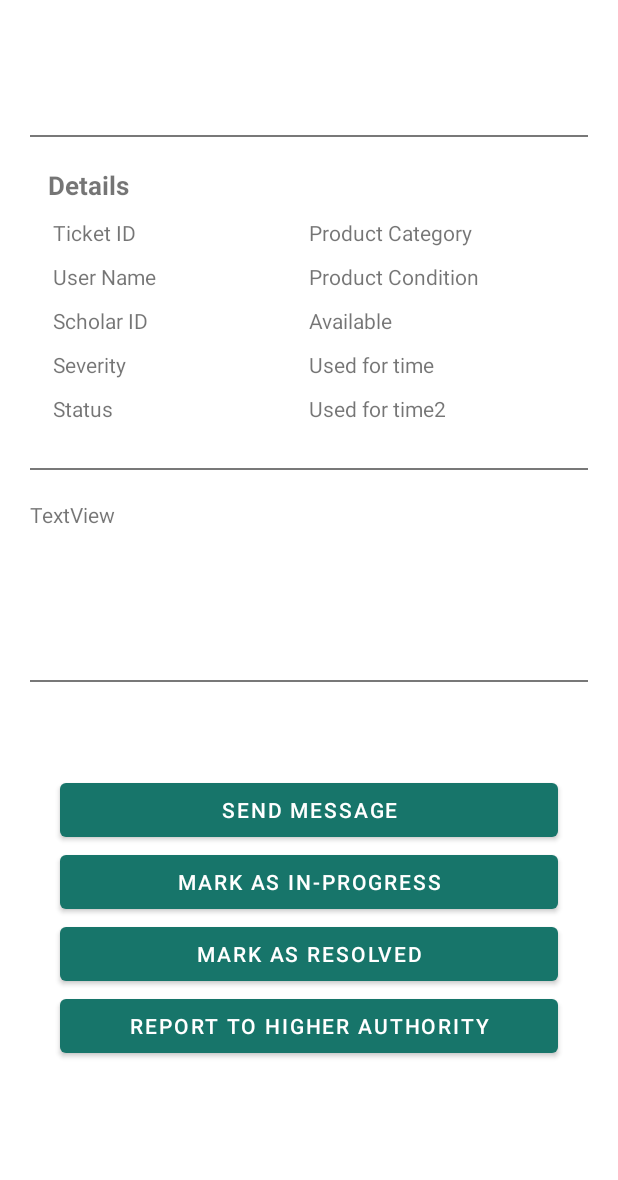
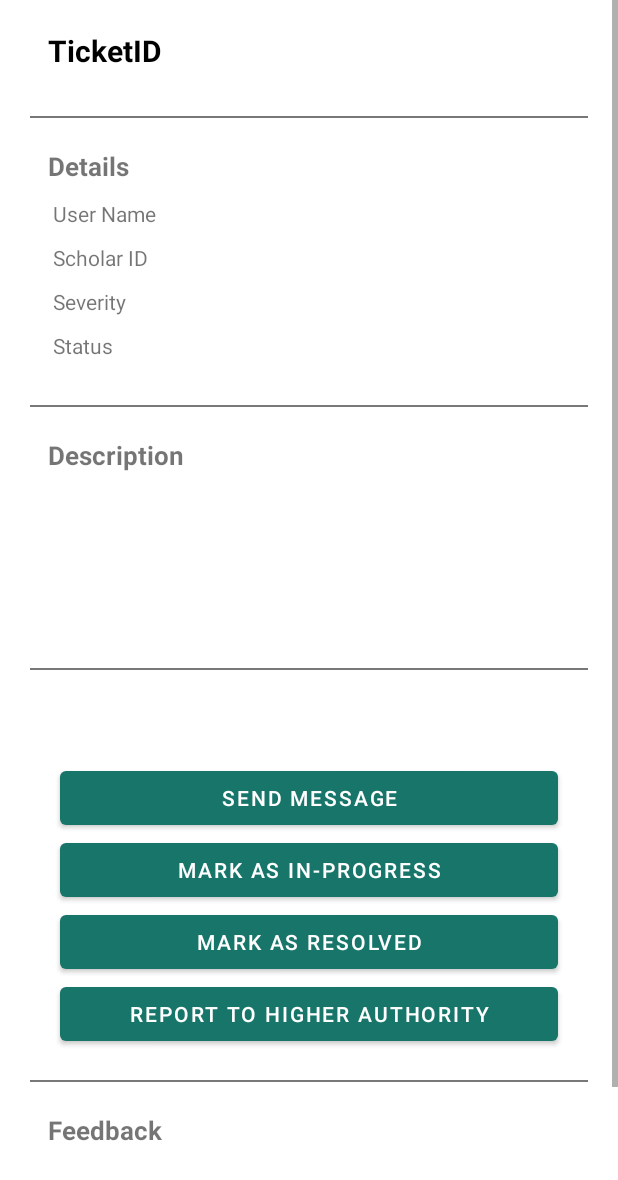
Before and after one commit to saikiaDeep/GrievifyAdmin, an Android app: the DescriptionActivity screen opened directly, with no data from a screen before it, on a phone screen of 412 x 824 dp. Shown: the top 1180 px of the screen. Run offline under Robolectric (Android 15) with nearby library versions, the phone set to English and light mode, and no system bars; our stand-ins replace Firebase (no records; nobody signed in at launch, a user with empty details on screens opened directly).

Commit message:
Description screen UI update

```diff
--- a/app/src/main/res/layout/activity_description.xml
+++ b/app/src/main/res/layout/activity_description.xml
@@ -1,22 +1,25 @@
 <?xml version="1.0" encoding="utf-8"?>
-<LinearLayout xmlns:android="http://schemas.android.com/apk/res/android"
+<ScrollView xmlns:android="http://schemas.android.com/apk/res/android"
     xmlns:app="http://schemas.android.com/apk/res-auto"
     xmlns:tools="http://schemas.android.com/tools"
     android:layout_width="match_parent"
     android:layout_height="match_parent"
-    android:orientation="vertical"
     tools:context=".DescriptionActivity">
     <LinearLayout
         android:layout_width="match_parent"
         android:layout_height="wrap_content"
         android:orientation="vertical"
         android:padding="20dp">
-        <View
+        <TextView
+            android:id="@+id/ticketID"
             android:layout_width="match_parent"
-            android:layout_height="10dp"
-            android:layout_marginTop="20dp"
-            android:layout_marginBottom="20dp"
-            android:background="#FFFFFF" />
+            android:layout_height="wrap_content"
+            android:layout_marginStart="12dp"
+            android:layout_marginBottom="10dp"
+            android:textColor="@color/black"
+            android:text="TicketID"
+            android:textSize="20sp"
+            android:textStyle="bold" />
         <View
             android:layout_width="match_parent"
             android:layout_height="1dp"
@@ -40,12 +43,6 @@
                 android:layout_marginStart="15dp"
                 android:layout_weight="1"
                 android:orientation="vertical">
-
-                <TextView
-                    android:layout_width="match_parent"
-                    android:layout_height="wrap_content"
-                    android:layout_marginBottom="10dp"
-                    android:text="Ticket ID" />
 
                 <TextView
                     android:layout_width="match_parent"
@@ -81,38 +78,32 @@
                 android:orientation="vertical">
 
                 <TextView
-                    android:id="@+id/product_category"
+                    android:id="@+id/username"
                     android:layout_width="match_parent"
                     android:layout_height="wrap_content"
                     android:layout_marginBottom="10dp"
-                    android:text="Product Category" />
+                     />
 
                 <TextView
-                    android:id="@+id/product_condition"
+                    android:id="@+id/scholarID"
                     android:layout_width="match_parent"
                     android:layout_height="wrap_content"
                     android:layout_marginBottom="10dp"
-                    android:text="Product Condition" />
+                    />
+
+                <TextView
+                    android:id="@+id/severity"
+                    android:layout_width="match_parent"
+                    android:layout_height="wrap_content"
+                    android:layout_marginBottom="10dp"
+                    />
 
                 <TextView
                     android:id="@+id/status"
                     android:layout_width="match_parent"
                     android:layout_height="wrap_content"
                     android:layout_marginBottom="10dp"
-                    android:text="Available" />
-
-                <TextView
-                    android:id="@+id/product_used_for"
-                    android:layout_width="match_parent"
-                    android:layout_height="wrap_content"
-                    android:layout_marginBottom="10dp"
-                    android:text="Used for time" />
-                <TextView
-                    android:id="@+id/product_used_for2"
-                    android:layout_width="match_parent"
-                    android:layout_height="wrap_content"
-                    android:layout_marginBottom="10dp"
-                    android:text="Used for time2" />
+                     />
 
 
             </LinearLayout>
@@ -124,19 +115,27 @@
             android:layout_marginTop="20dp"
             android:layout_marginBottom="20dp"
             android:background="#787878" />
-
+        <TextView
+            android:layout_width="match_parent"
+            android:layout_height="wrap_content"
+            android:layout_marginStart="12dp"
+            android:layout_marginBottom="10dp"
+            android:text="Description"
+            android:textSize="17sp"
+            android:textStyle="bold" />
         <TextView
             android:id="@+id/descriptionHeading"
             android:layout_width="match_parent"
             android:layout_height="wrap_content"
             android:minHeight="100dp"
-            android:text="TextView" />
+            />
         <View
             android:layout_width="match_parent"
             android:layout_height="1dp"
             android:layout_marginTop="20dp"
             android:layout_marginBottom="20dp"
             android:background="#787878" />
+
 
         <View
             android:layout_width="match_parent"
@@ -173,5 +172,32 @@
             android:layout_marginStart="20dp"
             android:layout_marginEnd="20dp"
             android:text="Report To Higher Authority" />
+
+        <View
+            android:layout_width="match_parent"
+            android:layout_height="1dp"
+            android:layout_marginTop="20dp"
+            android:layout_marginBottom="20dp"
+            android:background="#787878" />
+        <TextView
+            android:layout_width="match_parent"
+            android:layout_height="wrap_content"
+            android:layout_marginStart="12dp"
+            android:layout_marginBottom="10dp"
+            android:text="Feedback"
+            android:textSize="17sp"
+            android:textStyle="bold" />
+        <TextView
+            android:id="@+id/feedback"
+            android:layout_width="match_parent"
+            android:layout_height="wrap_content"
+            android:minHeight="100dp"
+            />
+        <View
+            android:layout_width="match_parent"
+            android:layout_height="1dp"
+            android:layout_marginTop="20dp"
+            android:layout_marginBottom="20dp"
+            android:background="#787878" />
     </LinearLayout>
-</LinearLayout>
+</ScrollView>
```
Also changed, not shown: app/src/main/java/com/example/grievifyadmin/DescriptionActivity.kt (+58 -58 lines).
